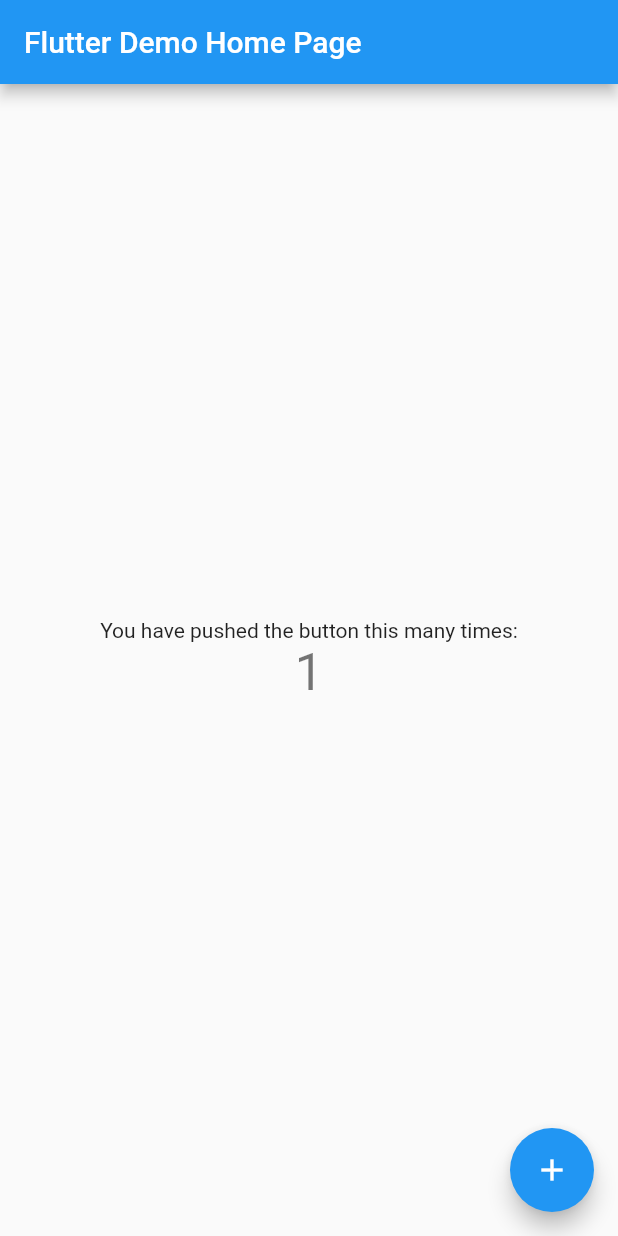
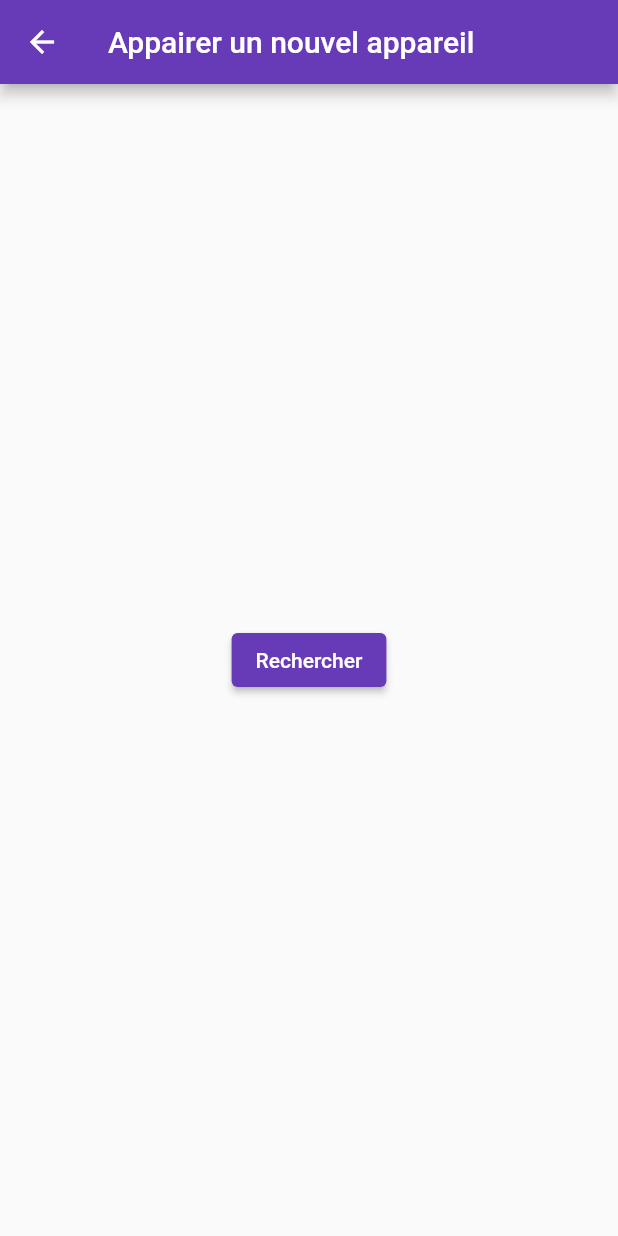
Before and after one commit to philippe-jonathan/Tp_IOT-Archi, a Flutter app: the screen it shows after launch, after a tap on the "add" icon, on a phone screen of 412 x 824 dp. Run offline on Flutter 3.47's test engine with Material 2 defaults, Android fonts, the light colour scheme and no system bars.

Commit message:
Primary elements
Main page : Control lamp
Pairing page : Add new device

```diff
--- a/airlux/lib/main.dart
+++ b/airlux/lib/main.dart
@@ -1,3 +1,4 @@
+import 'package:airlux/pairing.dart';
 import 'package:flutter/material.dart';
 
 void main() {
@@ -13,34 +14,15 @@
     return MaterialApp(
       title: 'Flutter Demo',
       theme: ThemeData(
-        // This is the theme of your application.
-        //
-        // Try running your application with "flutter run". You'll see the
-        // application has a blue toolbar. Then, without quitting the app, try
-        // changing the primarySwatch below to Colors.green and then invoke
-        // "hot reload" (press "r" in the console where you ran "flutter run",
-        // or simply save your changes to "hot reload" in a Flutter IDE).
-        // Notice that the counter didn't reset back to zero; the application
-        // is not restarted.
-        primarySwatch: Colors.blue,
+        primarySwatch: Colors.deepPurple,
       ),
-      home: const MyHomePage(title: 'Flutter Demo Home Page'),
+      home: const MyHomePage(title: 'Poc On/Off Light'),
     );
   }
 }
 
 class MyHomePage extends StatefulWidget {
   const MyHomePage({super.key, required this.title});
-
-  // This widget is the home page of your application. It is stateful, meaning
-  // that it has a State object (defined below) that contains fields that affect
-  // how it looks.
-
-  // This class is the configuration for the state. It holds the values (in this
-  // case the title) provided by the parent (in this case the App widget) and
-  // used by the build method of the State. Fields in a Widget subclass are
-  // always marked "final".
-
   final String title;
 
   @override
@@ -48,68 +30,39 @@
 }
 
 class _MyHomePageState extends State<MyHomePage> {
-  int _counter = 0;
-
-  void _incrementCounter() {
-    setState(() {
-      // This call to setState tells the Flutter framework that something has
-      // changed in this State, which causes it to rerun the build method below
-      // so that the display can reflect the updated values. If we changed
-      // _counter without calling setState(), then the build method would not be
-      // called again, and so nothing would appear to happen.
-      _counter++;
-    });
-  }
+  ButtonStyle style =
+      ElevatedButton.styleFrom(textStyle: const TextStyle(fontSize: 20));
 
   @override
   Widget build(BuildContext context) {
-    // This method is rerun every time setState is called, for instance as done
-    // by the _incrementCounter method above.
-    //
-    // The Flutter framework has been optimized to make rerunning build methods
-    // fast, so that you can just rebuild anything that needs updating rather
-    // than having to individually change instances of widgets.
     return Scaffold(
       appBar: AppBar(
-        // Here we take the value from the MyHomePage object that was created by
-        // the App.build method, and use it to set our appbar title.
         title: Text(widget.title),
       ),
       body: Center(
-        // Center is a layout widget. It takes a single child and positions it
-        // in the middle of the parent.
         child: Column(
-          // Column is also a layout widget. It takes a list of children and
-          // arranges them vertically. By default, it sizes itself to fit its
-          // children horizontally, and tries to be as tall as its parent.
-          //
-          // Invoke "debug painting" (press "p" in the console, choose the
-          // "Toggle Debug Paint" action from the Flutter Inspector in Android
-          // Studio, or the "Toggle Debug Paint" command in Visual Studio Code)
-          // to see the wireframe for each widget.
-          //
-          // Column has various properties to control how it sizes itself and
-          // how it positions its children. Here we use mainAxisAlignment to
-          // center the children vertically; the main axis here is the vertical
-          // axis because Columns are vertical (the cross axis would be
-          // horizontal).
           mainAxisAlignment: MainAxisAlignment.center,
           children: <Widget>[
             const Text(
-              'You have pushed the button this many times:',
+              'Contrôlez la lumière avec le bouton ci-dessous!',
             ),
-            Text(
-              '$_counter',
-              style: Theme.of(context).textTheme.headline4,
+            ElevatedButton(
+              style: style,
+              onPressed: () {},
+              child: const Text('Allumer'),
             ),
           ],
         ),
       ),
       floatingActionButton: FloatingActionButton(
-        onPressed: _incrementCounter,
-        tooltip: 'Increment',
+        onPressed: () {
+          Navigator.push(context, MaterialPageRoute(builder: (context) {
+            return const Pairing(title: 'Appairer un nouvel appareil');
+          }));
+        },
+        tooltip: 'Nouveau',
         child: const Icon(Icons.add),
-      ), // This trailing comma makes auto-formatting nicer for build methods.
+      ),
     );
   }
 }
--- /dev/null
+++ b/airlux/lib/pairing.dart
@@ -0,0 +1,25 @@
+import 'package:flutter/material.dart';
+
+class Pairing extends StatelessWidget {
+  const Pairing({Key? key, required this.title}) : super(key: key);
+  final String title;
+  @override
+  Widget build(BuildContext context) {
+    return Scaffold(
+      appBar: AppBar(
+        title: Text(title),
+      ),
+      body: Center(
+        child: Column(
+          mainAxisAlignment: MainAxisAlignment.center,
+          children: [
+            ElevatedButton(
+              onPressed: () {},
+              child: const Text('Rechercher'),
+            ),
+          ],
+        ),
+      ),
+    );
+  }
+}
```
